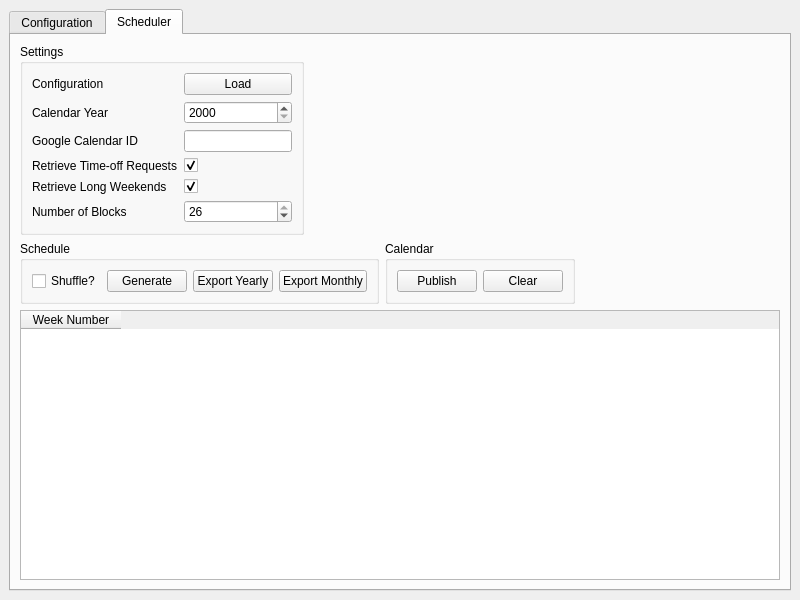
The window that src/designer/mainwindow.ui (mishra-lab/scheduler) describes before a commit, drawn with Qt 5.
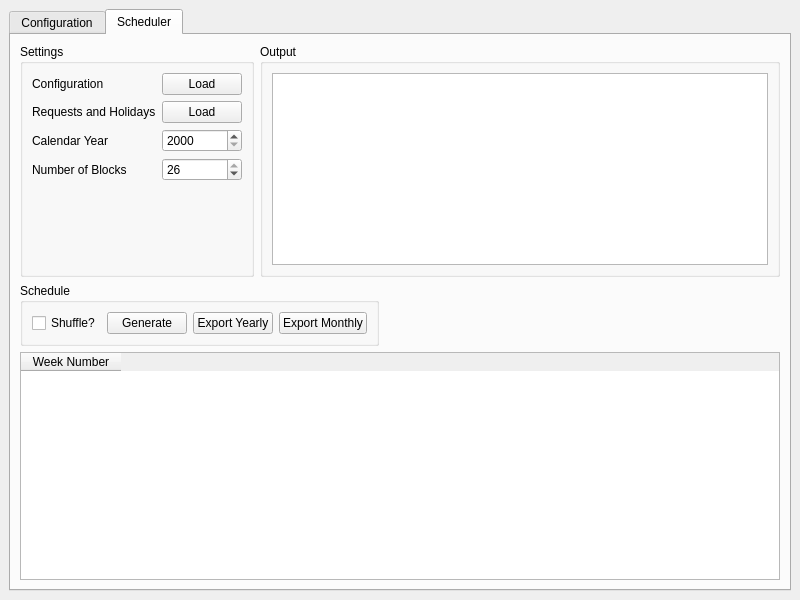
The same window after the commit.

Commit message:
Work on UI to remove GCal and add excel requests
* Remove GCal input fields + buttons
* Add Excel Requests & Holidays load button
* Add output window (for logging purposes)

```diff
--- a/src/designer/mainwindow.ui
+++ b/src/designer/mainwindow.ui
@@ -124,6 +124,8 @@
        </attribute>
        <layout class="QVBoxLayout" name="verticalLayout_2">
         <item>
+         <layout class="QHBoxLayout" name="settingsLayout">
+          <item>
          <widget class="QGroupBox" name="settingsGroupBox">
           <property name="sizePolicy">
            <sizepolicy hsizetype="Fixed" vsizetype="Preferred">
@@ -155,13 +157,27 @@
               </widget>
              </item>
              <item row="1" column="0">
+                <widget class="QLabel" name="requestsHolidaysLabel">
+                 <property name="text">
+                  <string>Requests and Holidays</string>
+                 </property>
+                </widget>
+               </item>
+               <item row="1" column="1">
+                <widget class="QPushButton" name="loadRequestsHolidaysButton">
+                 <property name="text">
+                  <string>Load</string>
+                 </property>
+                </widget>
+               </item>
+               <item row="2" column="0">
               <widget class="QLabel" name="calendarYearLabel">
                <property name="text">
                 <string>Calendar Year</string>
                </property>
               </widget>
              </item>
-             <item row="1" column="1">
+               <item row="2" column="1">
               <widget class="QSpinBox" name="calendarYearSpinBox">
                <property name="toolTip">
                 <string>&lt;html&gt;&lt;head/&gt;&lt;body&gt;&lt;p&gt;Set the calendar year to be used by the scheduler&lt;/p&gt;&lt;/body&gt;&lt;/html&gt;</string>
@@ -174,42 +190,14 @@
                </property>
               </widget>
              </item>
-             <item row="2" column="0">
-              <widget class="QLabel" name="gCalLabel">
-               <property name="text">
-                <string>Google Calendar ID</string>
-               </property>
-              </widget>
-             </item>
-             <item row="2" column="1">
-              <widget class="QLineEdit" name="gCalLineEdit">
-               <property name="toolTip">
-                <string>&lt;html&gt;&lt;head/&gt;&lt;body&gt;&lt;p&gt;Set the calendar ID to retrieve calendar events from and publish generated schedule to&lt;/p&gt;&lt;/body&gt;&lt;/html&gt;</string>
-               </property>
-              </widget>
-             </item>
              <item row="3" column="0">
-              <widget class="QLabel" name="retrieveTimeOffRequestsLabel">
-               <property name="text">
-                <string>Retrieve Time-off Requests</string>
-               </property>
-              </widget>
-             </item>
-             <item row="3" column="1">
-              <widget class="QCheckBox" name="retrieveTimeOffRequestsCheckBox">
-               <property name="checked">
-                <bool>true</bool>
-               </property>
-              </widget>
-             </item>
-             <item row="5" column="0">
               <widget class="QLabel" name="numberOfBlocksLabel">
                <property name="text">
                 <string>Number of Blocks</string>
                </property>
               </widget>
              </item>
-             <item row="5" column="1">
+               <item row="3" column="1">
               <widget class="QSpinBox" name="numberOfBlocksSpinBox">
                <property name="maximum">
                 <number>26</number>
@@ -219,24 +207,24 @@
                </property>
               </widget>
              </item>
-             <item row="4" column="0">
-              <widget class="QLabel" name="retrieveLongWeekendsLabel">
-               <property name="text">
-                <string>Retrieve Long Weekends</string>
-               </property>
-              </widget>
-             </item>
-             <item row="4" column="1">
-              <widget class="QCheckBox" name="retrieveLongWeekendsCheckBox">
-               <property name="checked">
-                <bool>true</bool>
-               </property>
-              </widget>
+              </layout>
+             </item>
+            </layout>
+           </widget>
+          </item>
+          <item>
+           <widget class="QGroupBox" name="outputGroupBox">
+            <property name="title">
+             <string>Output</string>
+            </property>
+            <layout class="QHBoxLayout" name="horizontalLayout_9">
+             <item>
+              <widget class="QTextBrowser" name="outputTextBrowser"/>
              </item>
             </layout>
-           </item>
-          </layout>
-         </widget>
+           </widget>
+          </item>
+         </layout>
         </item>
         <item>
          <layout class="QHBoxLayout" name="schedulerButtonLayout">
@@ -289,41 +277,6 @@
             </layout>
            </widget>
           </item>
-          <item>
-           <widget class="QGroupBox" name="calendarActions">
-            <property name="sizePolicy">
-             <sizepolicy hsizetype="Fixed" vsizetype="Preferred">
-              <horstretch>0</horstretch>
-              <verstretch>0</verstretch>
-             </sizepolicy>
-            </property>
-            <property name="title">
-             <string>Calendar</string>
-            </property>
-            <layout class="QHBoxLayout" name="horizontalLayout_4">
-             <item>
-              <widget class="QPushButton" name="publishCalendarButton">
-               <property name="toolTip">
-                <string>&lt;html&gt;&lt;head/&gt;&lt;body&gt;&lt;p&gt;Publish the generated schedule to the calendar&lt;/p&gt;&lt;/body&gt;&lt;/html&gt;</string>
-               </property>
-               <property name="text">
-                <string>Publish</string>
-               </property>
-              </widget>
-             </item>
-             <item>
-              <widget class="QPushButton" name="clearCalendarButton">
-               <property name="toolTip">
-                <string>&lt;html&gt;&lt;head/&gt;&lt;body&gt;&lt;p&gt;Clear published schedule from calendar for the given calendar year&lt;/p&gt;&lt;/body&gt;&lt;/html&gt;</string>
-               </property>
-               <property name="text">
-                <string>Clear</string>
-               </property>
-              </widget>
-             </item>
-            </layout>
-           </widget>
-          </item>
           <item>
            <spacer name="horizontalSpacer">
             <property name="orientation">
```
Left out of the diff: 4 changed lines with no effect on the pictures. Lines whose indentation alone changed are shown as unchanged. The commit also changes 1 other file.
